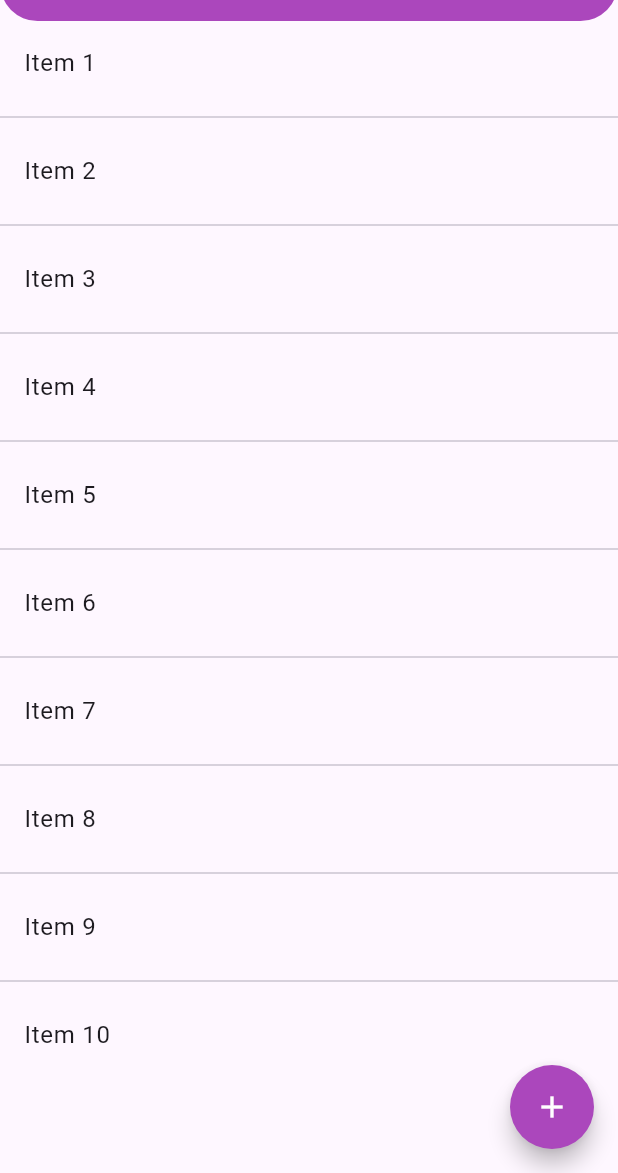
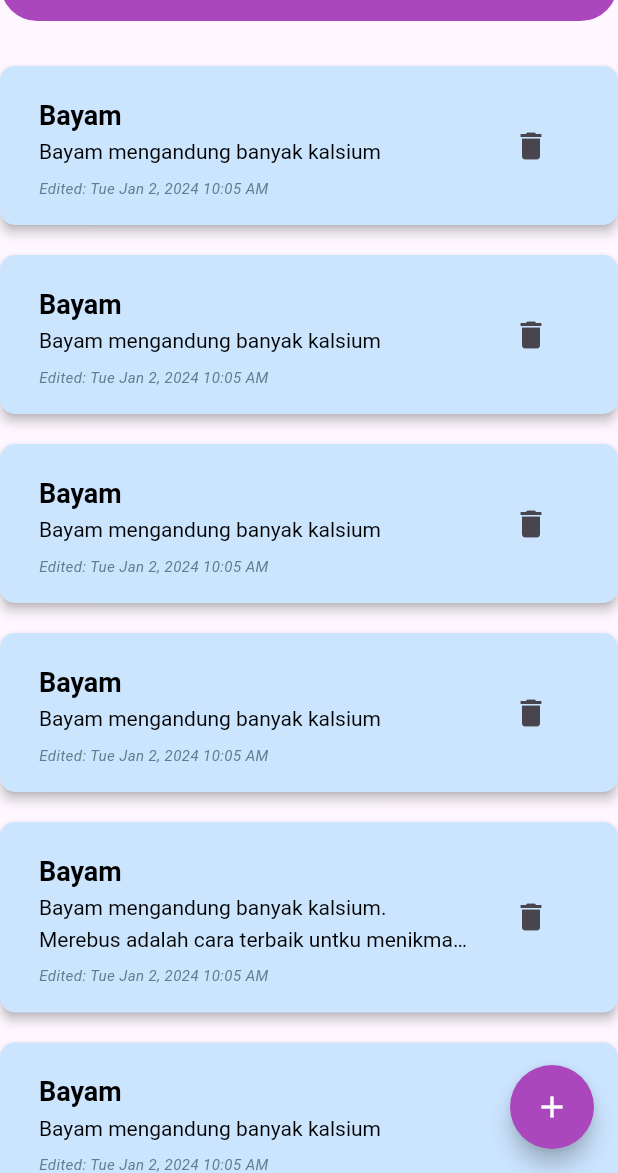
Before and after one commit to ArdyIan/shoppingList_app, a Flutter app: the screen it shows after launch, on a phone screen of 412 x 824 dp, the part 63-1236 px from its top. Run offline on Flutter 3.47's test engine with Material 3 defaults, Android fonts, the phone set to English and light mode, and no system bars; our stand-ins replace google_fonts.

Commit message:
Second commit

```diff
--- /dev/null
+++ b/lib/constants/colors.dart
@@ -0,0 +1,14 @@
+import 'package:flutter/material.dart';
+
+List<Color> backgroundColors = [
+  const Color(0xFFCCE5FF), // light blue
+    const Color(0xFFD7F9E9), // pale green
+    const Color(0xFFFFF8E1), // pale yellow
+    const Color(0xFFF5E6CC), // beige
+    const Color(0xFFFFD6D6), // light pink
+    const Color(0xFFE5E5E5), // light grey
+    const Color(0xFFFFF0F0), // pale pink
+    const Color(0xFFE6F9FF), // pale blue
+    const Color(0xFFD4EDDA), // mint green
+    const Color(0xFFFFF3CD), //pale orange
+];
--- /dev/null
+++ b/lib/models/note.dart
@@ -0,0 +1,65 @@
+
+
+
+class Note {
+  int id;
+  String title;
+  String content;
+  DateTime modifiedTime;
+
+  Note({
+    required this.id,
+    required this.title,
+    required this.content,
+    required this.modifiedTime,
+  });
+}
+
+List<Note> sampleNotes = [
+  Note(
+      id: 0,
+      title: 'Bayam',
+      content: 'Bayam mengandung banyak kalsium',
+      modifiedTime: DateTime(2024, 1, 1, 34, 5)),
+  Note(
+      id: 1,
+      title: 'Bayam',
+      content: 'Bayam mengandung banyak kalsium',
+      modifiedTime: DateTime(2024, 1, 1, 34, 5)),
+  Note(
+      id: 2,
+      title: 'Bayam',
+      content: 'Bayam mengandung banyak kalsium',
+      modifiedTime: DateTime(2024, 1, 1, 34, 5)),
+  Note(
+      id: 3,
+      title: 'Bayam',
+      content: 'Bayam mengandung banyak kalsium',
+      modifiedTime: DateTime(2024, 1, 1, 34, 5)),
+  Note(
+      id: 4,
+      title: 'Bayam',
+      content:
+          'Bayam mengandung banyak kalsium. Merebus adalah cara terbaik untku menikmati kesehatan bayam . Dengan 3 ribu rupiah anda sudah dapat memiliki 1 ikat bayam',
+      modifiedTime: DateTime(2024, 1, 1, 34, 5)),
+  Note(
+      id: 5,
+      title: 'Bayam',
+      content: 'Bayam mengandung banyak kalsium',
+      modifiedTime: DateTime(2024, 1, 1, 34, 5)),
+  Note(
+      id: 6,
+      title: 'Bayam',
+      content: 'Bayam mengandung banyak kalsium',
+      modifiedTime: DateTime(2024, 1, 1, 34, 5)),
+  Note(
+      id: 7,
+      title: 'Bayam',
+      content: 'Bayam mengandung banyak kalsium',
+      modifiedTime: DateTime(2024, 1, 1, 34, 5)),
+  Note(
+      id: 8,
+      title: 'Bayam',
+      content: 'Bayam mengandung banyak kalsium',
+      modifiedTime: DateTime(2024, 1, 1, 34, 5)),
+];
--- /dev/null
+++ b/lib/pages/add_list.dart
@@ -0,0 +1,50 @@
+import 'dart:math';
+
+import 'package:flutter/material.dart';
+import 'package:shopping_list/models/note.dart';
+
+void main() {
+  runApp(addList());
+}
+
+class addList extends StatefulWidget {
+   addList({super.key});
+  @override
+  // State<addList> createState() => _addListState();
+  @override
+  State<StatefulWidget> createState() {
+    // TODO: implement createState
+    return _addListState();
+  }
+}
+
+
+
+class _addListState extends State<addList> {
+  @override
+  Widget build(BuildContext context) {
+    return Column(
+      children: [
+        FloatingActionButton(
+            onPressed: () {
+              setState(() {
+                    Note newNote = Note(
+                        id: sampleNotes.length,
+                        title: 'Catatan Baru',
+                        content: 'Isi',
+                        modifiedTime: DateTime.now());
+
+                    sampleNotes.add(newNote);
+                  });
+            },
+            backgroundColor: Colors.purple[400],
+            shape: CircleBorder(),
+            child: const Icon(
+              Icons.add,
+              color: Colors.white,
+            ),
+      ),
+      ],
+    );
+  }
+}
--- a/lib/pages/home_page.dart
+++ b/lib/pages/home_page.dart
@@ -1,10 +1,40 @@
+import 'dart:math';
+
 import 'package:flutter/material.dart';
+import 'package:intl/intl.dart';
+import 'package:shopping_list/constants/colors.dart';
+import 'package:shopping_list/models/note.dart';
+import 'package:shopping_list/pages/add_list.dart';
 import 'package:shopping_list/theme.dart';
-// import 'package:shopping_list/pages/drawer_widget.dart';
-// import 'package:shopping_list/pages/drawer_widget.dart';
 
-class HomePage extends StatelessWidget {
-  const HomePage({Key? key}) : super(key: key);
+void main() {
+  runApp(addList());
+}
+
+class HomePage extends StatefulWidget {
+  const HomePage({super.key});
+  // HomePage({Key? key}) : super(key: key);
+  // final scaffoldKey = GlobalKey<ScaffoldState>();
+  @override
+  State<HomePage> createState() => _HomePageState();
+}
+
+class _HomePageState extends State<HomePage> {
+  List<Note> filteredNotes = [];
+  List<String> items = ['Item 1', 'Item 2', 'Item 3'];
+  bool sorted = false;
+
+  //function untuk random color pada listview
+  getRandomColor() {
+    Random random = Random();
+    return backgroundColors[random.nextInt(backgroundColors.length)];
+  }
+
+  @override
+  void initState() {
+    super.initState();
+    filteredNotes = List.from(sampleNotes);
+  }
 
   @override
   Widget build(BuildContext context) {
@@ -34,20 +64,35 @@ class HomePage extends StatelessWidget {
         ),
         backgroundColor: Colors.purple[400],
       ),
+
+      //drawer menu
       drawer: Drawer(
         child: ListView(
+          children: [
+            ExpansionTile(
+              title: Text(
+                'Edit',
+                style: title3,
+              ),
               children: [
                 ListTile(
                   title: Text(
                     'Category',
-                style: title3,
+                    style: title4,
                   ),
                   onTap: () {},
                 ),
                 ListTile(
-              title: Text('Products', style: title3),
+                  title: Text('Products', style: title4),
                   onTap: () {},
                 ),
+              ],
+            ),
+            ExpansionTile(
+                title: Text(
+              'Lists',
+              style: title3,
+            )),
             IconButton(
               icon: Icon(
                 Icons.settings,
@@ -59,38 +104,94 @@ class HomePage extends StatelessWidget {
         ),
       ),
 
-      //floating button
-      floatingActionButton: FloatingActionButton(
-        onPressed: () {},
+      //ListVIEW homepage
+      body: Expanded(
+          child: ListView.builder(
+        padding: EdgeInsets.only(top: 30),
+        itemCount: sampleNotes.length,
+        itemBuilder: (context, index) {
+          return Card(
+            margin: EdgeInsets.only(bottom: 20),
+            color: getRandomColor(),
+            elevation: 3,
+            shape:
+                RoundedRectangleBorder(borderRadius: BorderRadius.circular(10)),
+            child: Padding(
+              padding: const EdgeInsets.all(10.0),
+              child: ListTile(
+                title: RichText(
+                    maxLines: 3,
+                    overflow: TextOverflow.ellipsis,
+                    text: TextSpan(
+                        text: '${sampleNotes[index].title} \n',
+                        style: TextStyle(
+                            color: Colors.black,
+                            fontWeight: FontWeight.bold,
+                            fontSize: 18,
+                            height: 1.5),
+                        children: [
+                          TextSpan(
+                            text: '${sampleNotes[index].content}',
+                            style: TextStyle(
+                                color: Colors.black,
+                                fontWeight: FontWeight.normal,
+                                fontSize: 14,
+                                height: 1.5),
+                          )
+                        ])),
+                subtitle: Padding(
+                  padding: const EdgeInsets.only(top: 8.0),
+                  child: Text(
+                    'Edited: ${DateFormat('EEE MMM d, yyyy hh:mm a').format(sampleNotes[index].modifiedTime)}',
+                    style: TextStyle(
+                        fontSize: 10,
+                        fontStyle: FontStyle.italic,
+                        color: Colors.blueGrey),
+                  ),
+                ),
+                trailing:
+                    IconButton(onPressed: () {}, icon: Icon(Icons.delete)),
+              ),
+            ),
+          );
+        },
+      )),
+
+//Floating action plus button
+//masih error
+      floatingActionButton: Builder(
+        builder: (BuildContext context) {
+          return FloatingActionButton(
+            onPressed: () {
+              setState(() {
+                String lastNoteTitle = sampleNotes.isNotEmpty
+                    ? sampleNotes.last.title
+                    : 'Catatan Baru';
+                Note newNote = Note(
+                    id: sampleNotes.length,
+                    title: lastNoteTitle,
+                    content: 'Isi',
+                    modifiedTime: DateTime.now());
+
+                sampleNotes.add(newNote);
+              });
+            },
             backgroundColor: Colors.purple[400],
             shape: CircleBorder(),
             child: const Icon(
               Icons.add,
               color: Colors.white,
             ),
-      ),
-
-      body: Column(
-        children: [
-          Expanded(
-              child: SizedBox(
-            height: 100,
-            child: ListView.separated(
-              itemCount: 10, // Ganti dengan jumlah item yang sesuai
-              separatorBuilder: (BuildContext context, int index) =>
-                  Divider(), // Tambahkan pemisah
-              itemBuilder: (BuildContext context, int index) {
-                return ListTile(
-                  title: Text('Item ${index + 1}'),
-                  onTap: () {
-                    // Tambahkan logika ketika item diklik
-                  },
           );
         },
-            ),
-          )),
-        ],
       ),
     );
   }
 }
+
+// class addList extends StatelessWidget {
+//   @override
+//   State<StatefulWidget> createState() {
+//     return _addListState();
+//   }
+// }
--- a/lib/theme.dart
+++ b/lib/theme.dart
@@ -24,9 +24,8 @@ TextStyle title2 = GoogleFonts.poppins(
   fontWeight: semiBold,
   fontSize: 50,
 );
-TextStyle title3 = GoogleFonts.poppins(
-  fontSize : 20
-);
+TextStyle title3 = GoogleFonts.poppins(fontSize: 20);
+TextStyle title4 = GoogleFonts.poppins(fontSize: 16, color: textColor2);
 TextStyle blackTextStyle = GoogleFonts.poppins(
   color: textColor3,
 );
--- a/pubspec.yaml
+++ b/pubspec.yaml
@@ -31,6 +31,7 @@ dependencies:
   flutter:
     sdk: flutter
   google_fonts: ^6.2.1
+  intl: ^0.19.0
 
   # The following adds the Cupertino Icons font to your application.
   # Use with the CupertinoIcons class for iOS style icons.
@@ -52,8 +53,8 @@ dev_dependencies:
 
 # The following section is specific to Flutter packages.
 flutter:
-  # assets:
-  #   - assets/
+  assets:
+    - assets/
 
   # The following line ensures that the Material Icons font is
   # included with your application, so that you can use the icons in
```
Also changed, not shown: assets/Button_Bread.png (added), assets/milk.png (added), pubspec.lock. Lines whose indentation alone changed are shown as unchanged.
